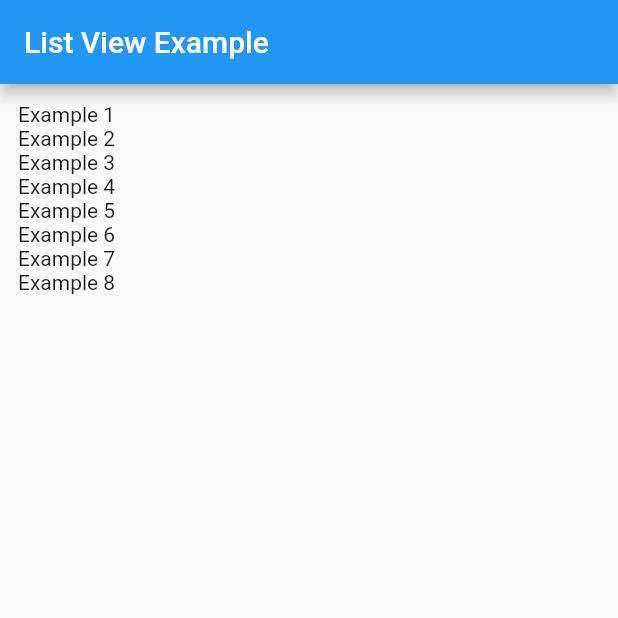
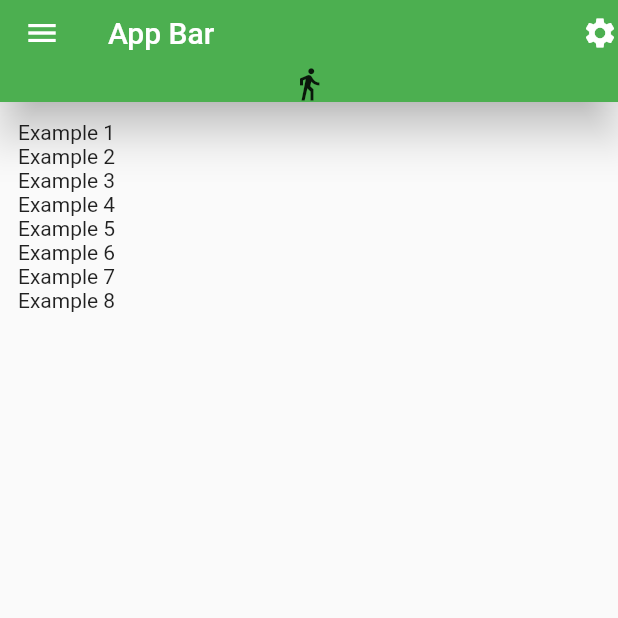
Before and after one commit to pradeepnegi88/flutter_list_view, a Flutter app: the screen it shows after launch, on a phone screen of 412 x 824 dp, the top half of it. Run offline on Flutter 3.47's test engine with Material 2 defaults, Android fonts, the phone set to English and light mode, and no system bars.

Commit message:
app bar added.

```diff
--- a/lib/main.dart
+++ b/lib/main.dart
@@ -12,10 +12,18 @@ class MyApp extends StatelessWidget {
   @override
   Widget build(BuildContext context) {
     return MaterialApp(
-      title: "List View Example",
+      title: "App Bar ",
       home: Scaffold(
         appBar: AppBar(
-          title: Text("List View Example"),
+          title: Text("App Bar"),
+          actions: <Widget>[
+            Icon(Icons.settings)
+          ],
+          backgroundColor: Colors.green,
+          elevation: 12.0,
+          leading: Icon(Icons.menu),
+          bottom: PreferredSize(child: Icon(Icons.directions_walk), preferredSize: Size.fromHeight(12.0)),
+          brightness: Brightness.light,
         ),
         body: new SimpleListView(),
       ),
```
